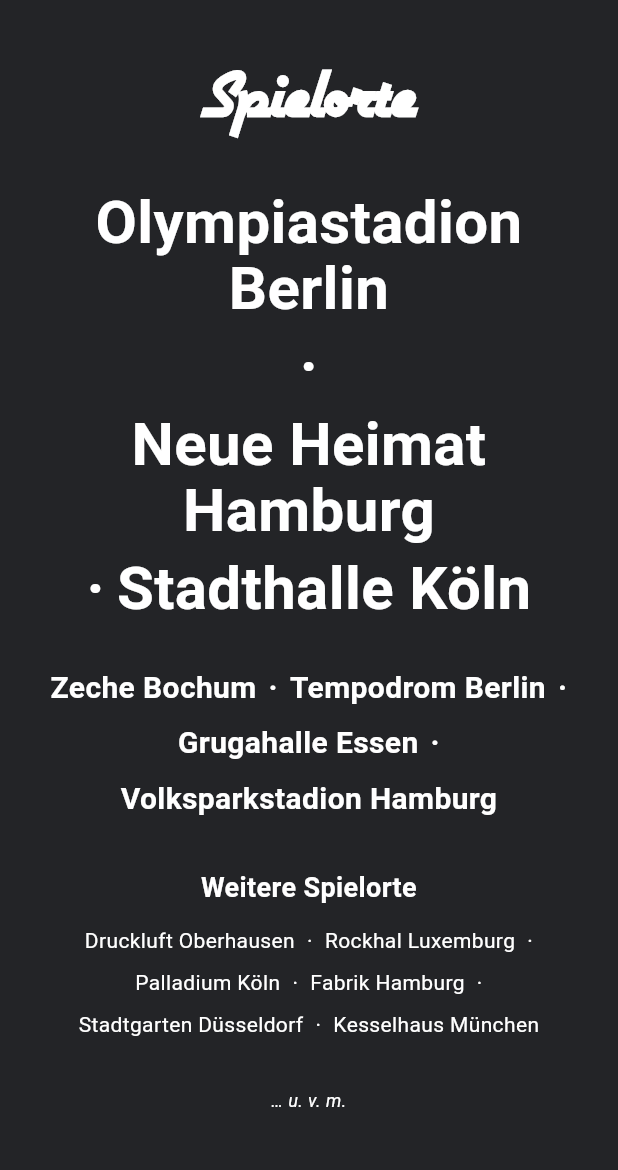
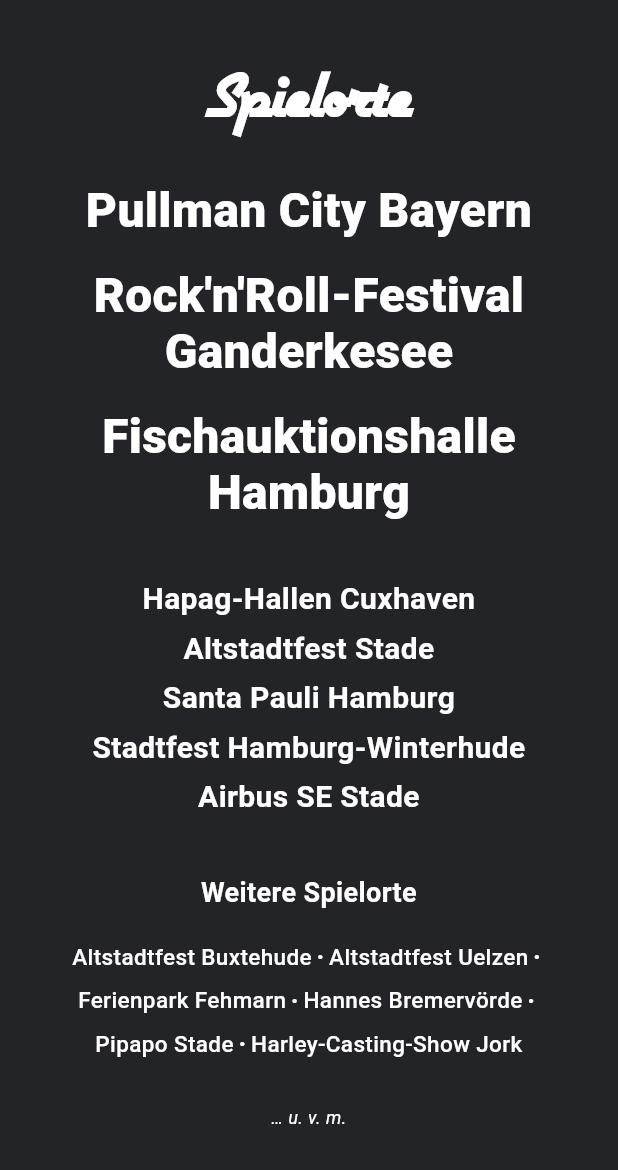
Before and after one commit to Synthiplayer/rtb, a Flutter app: the ReferencesPage screen opened by its route, on a phone screen of 412 x 824 dp, the part 66-1236 px from its top. Run offline on Flutter 3.47's test engine with Material 3 defaults, Android fonts, the phone set to English and light mode, and no system bars; our stand-ins replace cached_network_image, flutter_riverpod, font_awesome_flutter, go_router, google_fonts, photo_view and 2 more; missing offline and left inert: dart:js_interop, dart:ui_web; network calls fail.

Commit message:
03.07- referenzseite bearbeitet

```diff
--- a/lib/pages/references_page.dart
+++ b/lib/pages/references_page.dart
@@ -3,110 +3,150 @@ import 'package:flutter/material.dart';
 import 'package:google_fonts/google_fonts.dart';
 import 'package:rtb/widgets/responsive_scaffold.dart';
 import 'package:rtb/widgets/band_drawer.dart';
-import 'package:rtb/ui/breakpoints.dart'; // für mobile Cutoff
-
-/// Zeigt eine Liste der wichtigsten Auftrittsorte (Venues) der Band.
-///
-/// Unterteilt in Top-Venues, Featured Venues und weitere Spielorte.
-/// Responsiv: Darstellung und Maximalbreite passen sich an Desktop/Mobile an.
-///
-/// Wird als eigene Seite ("/references") geroutet.
+import 'package:rtb/ui/breakpoints.dart';
 
 class ReferencesPage extends StatelessWidget {
   const ReferencesPage({super.key});
 
+  // Festival-Bullet-List für die weiteren Spielorte
+  Widget festivalBulletList(
+    List<String> venues,
+    TextStyle style, {
+    double spacing = 10,
+    double runSpacing = 12,
+  }) {
+    final items = <Widget>[];
+    for (var i = 0; i < venues.length; i++) {
+      items.add(Text(venues[i], style: style, textAlign: TextAlign.center));
+      if (i != venues.length - 1) {
+        items.add(
+          Padding(
+            padding: EdgeInsets.symmetric(horizontal: spacing / 2),
+            child: Text(
+              "·",
+              style: style.copyWith(
+                fontWeight: FontWeight.bold,
+                fontSize: style.fontSize != null
+                    ? style.fontSize! * 1.15
+                    : null,
+              ),
+              textAlign: TextAlign.center,
+            ),
+          ),
+        );
+      }
+    }
+    return Wrap(
+      alignment: WrapAlignment.center,
+      crossAxisAlignment: WrapCrossAlignment.center,
+      spacing: 0,
+      runSpacing: runSpacing,
+      children: items,
+    );
+  }
+
+  // Schöne Eintrag-Listen mit Eintrag pro Zeile (zentriert, kein Bullet)
+  Widget venueColumn(
+    List<String> venues,
+    TextStyle style, {
+    double verticalSpacing = 10,
+  }) => Column(
+    crossAxisAlignment: CrossAxisAlignment.center,
+    children: [
+      for (var i = 0; i < venues.length; i++) ...[
+        Text(venues[i], style: style, textAlign: TextAlign.center),
+        if (i != venues.length - 1) SizedBox(height: verticalSpacing),
+      ],
+    ],
+  );
+
   @override
   Widget build(BuildContext context) {
-    // Daten
     const topVenues = [
-      'Olympiastadion Berlin',
-      'Neue Heimat Hamburg',
-      'Stadthalle Köln',
+      "Pullman City Bayern",
+      "Rock'n'Roll-Festival Ganderkesee",
+      "Fischauktionshalle Hamburg",
     ];
     const featuredVenues = [
-      'Zeche Bochum',
-      'Tempodrom Berlin',
-      'Grugahalle Essen',
-      'Volksparkstadion Hamburg',
+      "Hapag-Hallen Cuxhaven",
+      "Altstadtfest Stade",
+      "Santa Pauli Hamburg",
+      "Stadtfest Hamburg-Winterhude",
+      "Airbus SE Stade",
     ];
     const venueList = [
-      'Druckluft Oberhausen',
-      'Rockhal Luxemburg',
-      'Palladium Köln',
-      'Fabrik Hamburg',
-      'Stadtgarten Düsseldorf',
-      'Kesselhaus München',
+      "Altstadtfest Buxtehude",
+      "Altstadtfest Uelzen",
+      "Ferienpark Fehmarn",
+      "Hannes Bremervörde",
+      "Pipapo Stade",
+      "Harley-Casting-Show Jork",
     ];
 
     final theme = Theme.of(context).textTheme;
     final width = MediaQuery.of(context).size.width;
     final isMobile = width < Breakpoints.mobile;
 
-    //  Bullet-List als Wrap
-    Widget buildBulletList(List<String> items, TextStyle style) {
-      return Wrap(
-        alignment: WrapAlignment.center,
-        spacing: 8,
-        runSpacing: 8,
-        children: [
-          for (var i = 0; i < items.length; i++) ...[
-            Text(items[i], style: style, textAlign: TextAlign.center),
-            if (i < items.length - 1)
-              Text('·', style: style, textAlign: TextAlign.center),
-          ],
-        ],
-      );
-    }
-
     // Styles
     final topStyle = GoogleFonts.roboto(
-      fontSize: 40,
-      fontWeight: FontWeight.bold,
-      height: 1.1,
+      fontSize: isMobile ? 32 : 32,
+      fontWeight: FontWeight.w800,
+      height: 1.16,
+      letterSpacing: 0.2,
     );
     final featuredStyle = GoogleFonts.roboto(
-      fontSize: 20,
-      fontWeight: FontWeight.w600,
+      fontSize: isMobile ? 20 : 22,
+      fontWeight: FontWeight.w700,
+      height: 1.17,
     );
     final listStyle = GoogleFonts.roboto(
-      fontSize: theme.bodyMedium?.fontSize ?? 16,
+      fontSize: isMobile ? 15 : 16,
+      fontWeight: FontWeight.w500,
+      height: 1.18,
     );
 
-    // 1. Column mit zentriertem Inhalt
+    // Content-Column
     Widget content = Column(
       crossAxisAlignment: CrossAxisAlignment.center,
       children: [
-        // Airstream-Überschrift
         Text(
           'Spielorte',
-          style: theme.headlineLarge,
+          style: theme.headlineLarge?.copyWith(
+            fontSize: isMobile ? 46 : 56,
+            fontFamily: 'Airstream',
+          ),
           textAlign: TextAlign.center,
+        ),
+        const SizedBox(height: 26),
+
+        // Top Venues: je Zeile, ohne Bullet
+        venueColumn(topVenues, topStyle, verticalSpacing: 20),
+        const SizedBox(height: 40),
+
+        // Featured Venues: je Zeile, ohne Bullet
+        venueColumn(featuredVenues, featuredStyle, verticalSpacing: 10),
+        const SizedBox(height: 40),
+
+        // Überschrift weitere
+        Text(
+          'Weitere Spielorte',
+          style: GoogleFonts.roboto(
+            fontSize: theme.titleMedium?.fontSize ?? (isMobile ? 16 : 18),
+            fontWeight: FontWeight.w700,
+          ),
+          textAlign: TextAlign.center,
+        ),
+        const SizedBox(height: 20),
+
+        // Restliche Venues: Festival-Bullets
+        festivalBulletList(
+          venueList,
+          listStyle,
+          spacing: isMobile ? 6 : 10,
+          runSpacing: 9,
         ),
         const SizedBox(height: 30),
 
-        // Top Venues mit Punkten
-        buildBulletList(topVenues, topStyle),
-        const SizedBox(height: 30),
-
-        // Featured Venues mit Punkten
-        buildBulletList(featuredVenues, featuredStyle),
-        const SizedBox(height: 32),
-
-        // Weitere Spielorte-Überschrift
-        Text(
-          'Weitere Spielorte',
-          style: GoogleFonts.roboto(
-            fontSize: theme.titleMedium?.fontSize,
-            fontWeight: theme.titleMedium?.fontWeight,
-          ),
-          textAlign: TextAlign.center,
-        ),
-        const SizedBox(height: 12),
-        // VenueList mit Punkten
-        buildBulletList(venueList, listStyle),
-        const SizedBox(height: 32),
-
-        // Abschluss
         Text(
           '… u. v. m.',
           style: GoogleFonts.roboto(fontSize: 12, fontStyle: FontStyle.italic),
@@ -115,7 +155,7 @@ class ReferencesPage extends StatelessWidget {
       ],
     );
 
-    // 2. Desktop: Max-Breite & zentrieren
+    // Desktop: Max-Width
     if (!isMobile) {
       content = Center(
         child: ConstrainedBox(
@@ -128,7 +168,7 @@ class ReferencesPage extends StatelessWidget {
     return ResponsiveScaffold(
       drawer: const BandDrawer(),
       body: SingleChildScrollView(
-        padding: const EdgeInsets.symmetric(vertical: 24, horizontal: 32),
+        padding: const EdgeInsets.symmetric(vertical: 26, horizontal: 22),
         child: content,
       ),
     );
```
